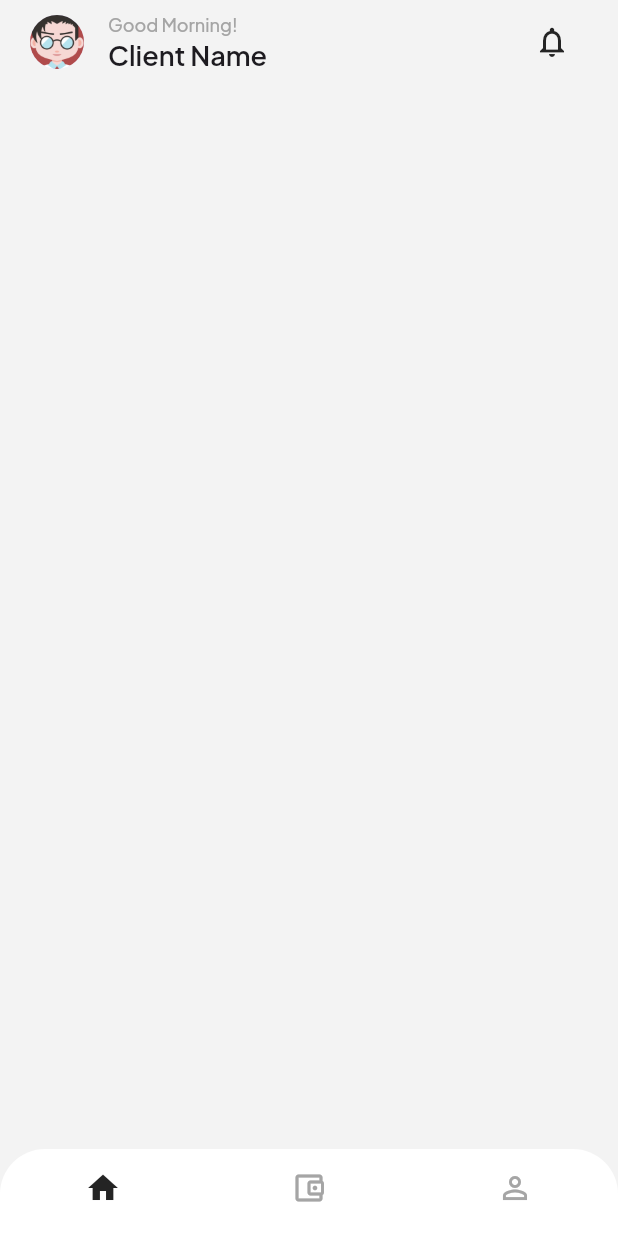
After one commit to salma234-del/pay_task, a Flutter app: the screen it shows after launch, after a tap on the "notifications none" icon, on a phone screen of 412 x 824 dp. The commit adds this screen. Run offline on Flutter 3.47's test engine with Material 3 defaults, Android fonts, the phone set to English and light mode, and no system bars; our stand-ins replace bloc, flutter_bloc; statements that could not run were skipped.

Commit message:
Add home app bar

```diff
--- a/lib/Core/utils/app_assets.dart
+++ b/lib/Core/utils/app_assets.dart
@@ -1,3 +1,3 @@
 abstract class AppAssets {
-
+  static const String profile = 'assets/images/profile.png';
 }
--- a/lib/Core/utils/app_colors.dart
+++ b/lib/Core/utils/app_colors.dart
@@ -4,6 +4,6 @@ abstract class AppColors {
   static const Color primary = Color(0xFF242424);
   static const Color secondary = Color(0xFF489fcd);
   static const Color background = Color(0xFFf3f3f3);
-  static const Color grey = Color(0xFFc9c9c9);
+  static const Color grey = Color(0xFFA5A5A5);
   static const Color white = Color(0xFFFFFFFF);
 }
--- a/lib/Core/utils/app_strings.dart
+++ b/lib/Core/utils/app_strings.dart
@@ -1,3 +1,4 @@
 abstract class AppStrings {
-
+  static const String goodMorning = 'Good Morning!';
+  static const String clientName = 'Client Name';
 }
--- a/lib/Core/utils/app_styles.dart
+++ b/lib/Core/utils/app_styles.dart
@@ -1,8 +1,15 @@
 import 'package:flutter/material.dart';
+import 'package:payment_task/Core/utils/app_colors.dart';
 
 abstract class AppStyles {
+  static const TextStyle styleMedium12 = TextStyle(
+    fontSize: 12,
+    fontWeight: FontWeight.w500,
+    color: AppColors.grey,
+  );
+
   static const TextStyle styleMedium18 = TextStyle(
     fontSize: 18,
-    fontWeight: FontWeight.w500,
+    fontWeight: FontWeight.w600,
   );
 }
--- /dev/null
+++ b/lib/Features/home/presentation/views/home_view.dart
@@ -0,0 +1,15 @@
+import 'package:flutter/material.dart';
+import 'package:payment_task/Features/home/presentation/views/widgets/custom_home_app_bar.dart';
+import 'package:payment_task/Features/home/presentation/views/widgets/home_view_body.dart';
+
+class HomeView extends StatelessWidget {
+  const HomeView({super.key});
+
+  @override
+  Widget build(BuildContext context) {
+    return const Scaffold(
+      appBar: CustomHomeAppBar(),
+      body: HomeViewBody(),
+    );
+  }
+}
--- /dev/null
+++ b/lib/Features/home/presentation/views/widgets/custom_home_app_bar.dart
@@ -0,0 +1,47 @@
+import 'package:flutter/material.dart';
+import 'package:payment_task/Core/utils/app_assets.dart';
+import 'package:payment_task/Core/utils/app_strings.dart';
+import 'package:payment_task/Core/utils/app_styles.dart';
+
+class CustomHomeAppBar extends StatelessWidget implements PreferredSizeWidget {
+  const CustomHomeAppBar({
+    super.key,
+  });
+
+  @override
+  Widget build(BuildContext context) {
+    return AppBar(
+      title: const Column(
+        crossAxisAlignment: CrossAxisAlignment.start,
+        children: <Widget>[
+          Text(
+            AppStrings.goodMorning,
+            style: AppStyles.styleMedium12,
+          ),
+          SizedBox(height: 2),
+          Text(
+            AppStrings.clientName,
+            style: AppStyles.styleMedium18,
+          ),
+        ],
+      ),
+      leading: const Padding(
+        padding: EdgeInsetsDirectional.only(start: 20),
+        child: CircleAvatar(
+          radius: 15,
+          backgroundImage: AssetImage(AppAssets.profile),
+        ),
+      ),
+      actions: [
+        IconButton(
+          icon: const Icon(Icons.notifications_none),
+          onPressed: () {},
+        ),
+        const SizedBox(width: 20),
+      ],
+    );
+  }
+
+  @override
+  Size get preferredSize => const Size.fromHeight(kToolbarHeight);
+}
--- /dev/null
+++ b/lib/Features/home/presentation/views/widgets/home_view_body.dart
@@ -0,0 +1,12 @@
+import 'package:flutter/material.dart';
+
+class HomeViewBody extends StatelessWidget {
+  const HomeViewBody({super.key});
+
+  @override
+  Widget build(BuildContext context) {
+    return const Column(
+      children: [],
+    );
+  }
+}
--- a/lib/Features/layout/presentation/view_model/layout_cubit/layout_cubit.dart
+++ b/lib/Features/layout/presentation/view_model/layout_cubit/layout_cubit.dart
@@ -1,5 +1,6 @@
 import 'package:flutter/material.dart';
 import 'package:flutter_bloc/flutter_bloc.dart';
+import 'package:payment_task/Features/home/presentation/views/home_view.dart';
 import 'package:payment_task/Features/layout/presentation/view_model/layout_cubit/layout_state.dart';
 
 class LayoutCubit extends Cubit<LayoutState> {
@@ -22,9 +23,7 @@ class LayoutCubit extends Cubit<LayoutState> {
   int currentIndex = 0;
 
   List<Widget> views = [
-    const Center(
-      child: Text('Home View'),
-    ),
+    const HomeView(),
     const Center(
       child: Text('Wallet View'),
     ),
--- a/pubspec.yaml
+++ b/pubspec.yaml
@@ -59,8 +59,8 @@ flutter:
   uses-material-design: true
 
   # To add assets to your application, add an assets section, like this:
-  # assets:
-  #   - images/a_dot_burr.jpeg
+  assets:
+    - assets/images/
   #   - images/a_dot_ham.jpeg
 
   # An image asset can refer to one or more resolution-specific "variants", see
```
Also changed, not shown: assets/images/profile.png (added).
